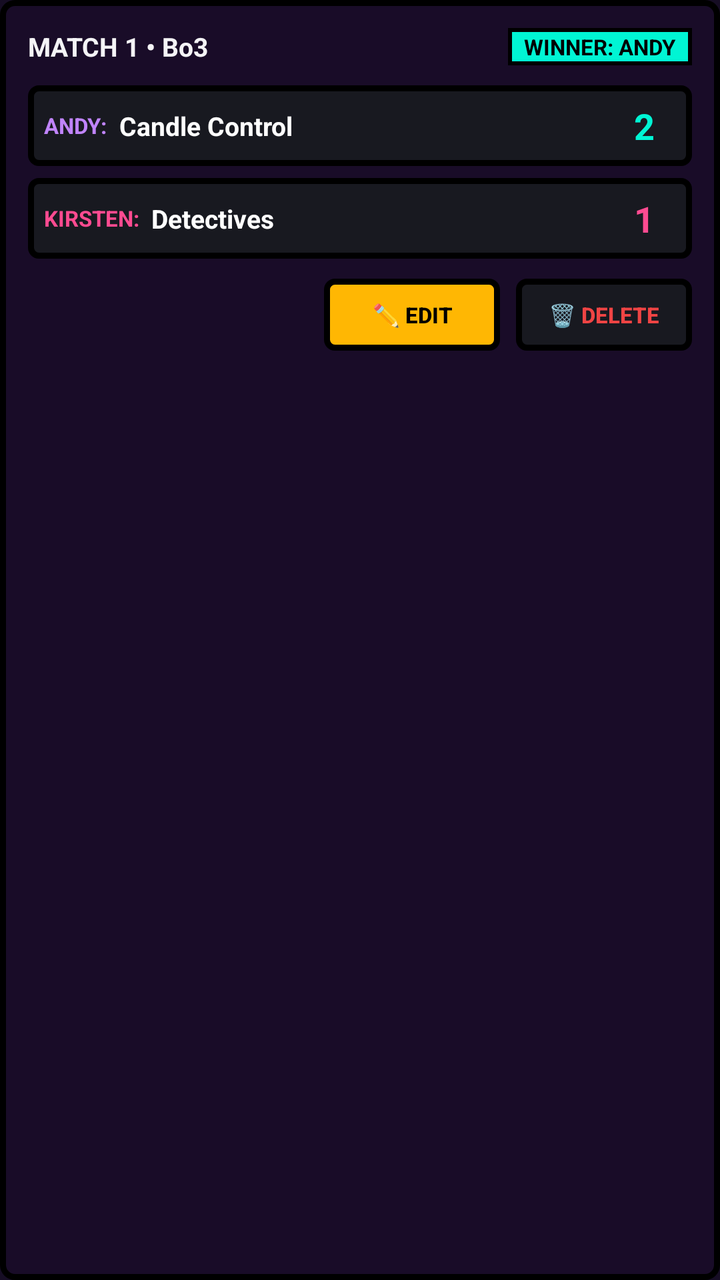
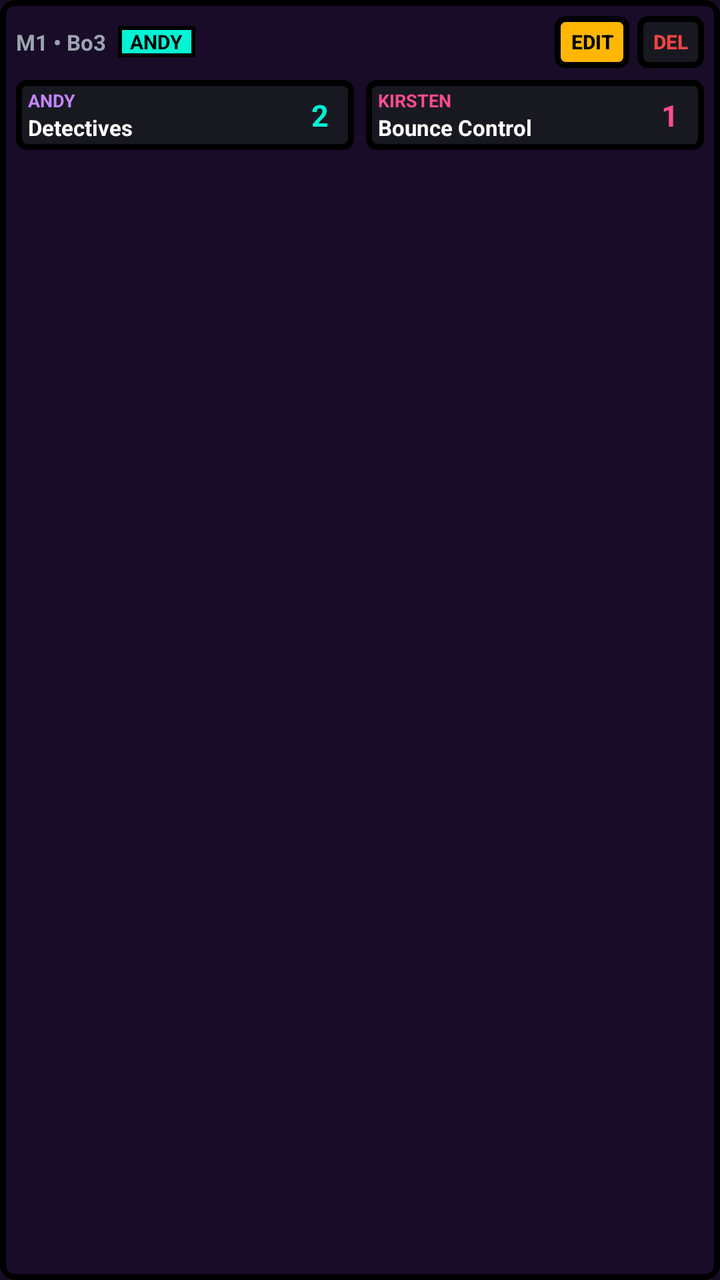

Before-and-after screenshots of an Android layout around one commit, followed by the original layout XML and the change that was made.
<!-- AndroidManifest.xml: application theme Theme.DeckTest -->
<!-- res/layout/item_match_history.xml -->
<?xml version="1.0" encoding="utf-8"?>
<LinearLayout xmlns:android="http://schemas.android.com/apk/res/android"
    android:layout_width="match_parent"
    android:layout_height="wrap_content"
    android:layout_marginBottom="12dp"
    android:background="@drawable/brutal_card_dark"
    android:orientation="vertical"
    android:padding="14dp">

    
    <LinearLayout
        android:layout_width="match_parent"
        android:layout_height="wrap_content"
        android:layout_marginBottom="10dp"
        android:gravity="center_vertical"
        android:orientation="horizontal">

        <TextView
            android:id="@+id/tv_item_match_number"
            android:layout_width="0dp"
            android:layout_height="wrap_content"
            android:layout_weight="1"
            android:text="MATCH 1 • Bo3"
            android:textColor="#F4F4F6"
            android:textSize="13sp"
            android:textStyle="bold" />

        <TextView
            android:id="@+id/tv_item_winner_badge"
            android:layout_width="wrap_content"
            android:layout_height="wrap_content"
            android:background="@drawable/brutal_tag_teal"
            android:paddingStart="8dp"
            android:paddingEnd="8dp"
            android:paddingTop="2dp"
            android:paddingBottom="2dp"
            android:text="WINNER: ANDY"
            android:textColor="#000000"
            android:textSize="11sp"
            android:textStyle="bold" />
    </LinearLayout>

    
    <LinearLayout
        android:layout_width="match_parent"
        android:layout_height="wrap_content"
        android:layout_marginBottom="10dp"
        android:orientation="vertical">

        
        <LinearLayout
            android:layout_width="match_parent"
            android:layout_height="wrap_content"
            android:layout_marginBottom="6dp"
            android:background="@drawable/brutal_btn_dark"
            android:gravity="center_vertical"
            android:orientation="horizontal"
            android:padding="8dp">

            <TextView
                android:layout_width="wrap_content"
                android:layout_height="wrap_content"
                android:layout_marginEnd="6dp"
                android:text="ANDY:"
                android:textColor="#C084FC"
                android:textSize="11sp"
                android:textStyle="bold" />

            <TextView
                android:id="@+id/tv_item_andy_deck"
                android:layout_width="0dp"
                android:layout_height="wrap_content"
                android:layout_weight="1"
                android:ellipsize="end"
                android:maxLines="1"
                android:text="Candle Control"
                android:textColor="#FFFFFF"
                android:textSize="13sp"
                android:textStyle="bold" />

            <TextView
                android:id="@+id/tv_item_andy_score"
                android:layout_width="32dp"
                android:layout_height="wrap_content"
                android:gravity="center"
                android:text="2"
                android:textColor="#00F5D4"
                android:textSize="18sp"
                android:textStyle="bold" />
        </LinearLayout>

        
        <LinearLayout
            android:layout_width="match_parent"
            android:layout_height="wrap_content"
            android:background="@drawable/brutal_btn_dark"
            android:gravity="center_vertical"
            android:orientation="horizontal"
            android:padding="8dp">

            <TextView
                android:layout_width="wrap_content"
                android:layout_height="wrap_content"
                android:layout_marginEnd="6dp"
                android:text="KIRSTEN:"
                android:textColor="#FF4B91"
                android:textSize="11sp"
                android:textStyle="bold" />

            <TextView
                android:id="@+id/tv_item_kirsten_deck"
                android:layout_width="0dp"
                android:layout_height="wrap_content"
                android:layout_weight="1"
                android:ellipsize="end"
                android:maxLines="1"
                android:text="Detectives"
                android:textColor="#FFFFFF"
                android:textSize="13sp"
                android:textStyle="bold" />

            <TextView
                android:id="@+id/tv_item_kirsten_score"
                android:layout_width="32dp"
                android:layout_height="wrap_content"
                android:gravity="center"
                android:text="1"
                android:textColor="#FF4B91"
                android:textSize="18sp"
                android:textStyle="bold" />
        </LinearLayout>
    </LinearLayout>

    
    <LinearLayout
        android:layout_width="match_parent"
        android:layout_height="wrap_content"
        android:gravity="end"
        android:orientation="horizontal">

        <Button
            android:id="@+id/btn_item_edit"
            android:layout_width="wrap_content"
            android:layout_height="36dp"
            android:layout_marginEnd="8dp"
            android:background="@drawable/brutal_btn_amber"
            android:paddingStart="12dp"
            android:paddingEnd="12dp"
            android:text="✏️ EDIT"
            android:textColor="#000000"
            android:textSize="11sp"
            android:textStyle="bold" />

        <Button
            android:id="@+id/btn_item_delete"
            android:layout_width="wrap_content"
            android:layout_height="36dp"
            android:background="@drawable/brutal_btn_dark"
            android:paddingStart="12dp"
            android:paddingEnd="12dp"
            android:text="🗑️ DELETE"
            android:textColor="#EF4444"
            android:textSize="11sp"
            android:textStyle="bold" />
    </LinearLayout>
</LinearLayout>
<!-- resources referenced by this layout -->
<resources>
  <!-- drawable brutal_btn_amber (drawable) -->
  <?xml version="1.0" encoding="utf-8"?>
  <shape xmlns:android="http://schemas.android.com/apk/res/android"
      android:shape="rectangle">
      <solid android:color="#FFB703" />
      <stroke android:width="3dp" android:color="#000000" />
      <corners android:radius="4dp" />
  </shape>
  <!-- drawable brutal_btn_dark (drawable) -->
  <?xml version="1.0" encoding="utf-8"?>
  <shape xmlns:android="http://schemas.android.com/apk/res/android"
      android:shape="rectangle">
      <solid android:color="#181920" />
      <stroke android:width="3dp" android:color="#000000" />
      <corners android:radius="4dp" />
  </shape>
  <!-- drawable brutal_card_dark (drawable) -->
  <?xml version="1.0" encoding="utf-8"?>
  <shape xmlns:android="http://schemas.android.com/apk/res/android"
      android:shape="rectangle">
      <solid android:color="#190C28" />
      <stroke android:width="3dp" android:color="#000000" />
      <corners android:radius="6dp" />
  </shape>
  <!-- drawable brutal_tag_teal (drawable) -->
  <?xml version="1.0" encoding="utf-8"?>
  <shape xmlns:android="http://schemas.android.com/apk/res/android"
      android:shape="rectangle">
      <solid android:color="#00F5D4" />
      <stroke android:width="2dp" android:color="#000000" />
      <padding android:left="8dp" android:top="2dp" android:right="8dp" android:bottom="2dp" />
  </shape>
  <style name="Theme.DeckTest" parent="@android:style/Theme.Material.NoActionBar.Fullscreen">
          <item name="android:windowBackground">#160D24</item>
          <item name="android:colorBackground">#160D24</item>
          <item name="android:textColor">#F4F4F6</item>
          <item name="android:textColorPrimary">#F4F4F6</item>
          <item name="android:textColorSecondary">#9CA3AF</item>
          <item name="android:editTextColor">#F4F4F6</item>
          <item name="android:spinnerItemStyle">@style/SpinnerItem</item>
          <item name="android:spinnerDropDownItemStyle">@style/SpinnerDropDownItem</item>
      </style>
  <style name="SpinnerItem" parent="@android:style/Widget.TextView.SpinnerItem">
          <item name="android:textColor">#F4F4F6</item>
          <item name="android:textStyle">bold</item>
          <item name="android:textSize">15sp</item>
          <item name="android:gravity">center_vertical</item>
          <item name="android:includeFontPadding">false</item>
          <item name="android:paddingLeft">4dp</item>
          <item name="android:paddingRight">4dp</item>
          <item name="android:paddingTop">0dp</item>
          <item name="android:paddingBottom">0dp</item>
      </style>
  <style name="SpinnerDropDownItem" parent="@android:style/Widget.DropDownItem.Spinner">
          <item name="android:textColor">#F4F4F6</item>
          <item name="android:textStyle">bold</item>
          <item name="android:textSize">15sp</item>
          <item name="android:gravity">center_vertical</item>
          <item name="android:background">@drawable/spinner_dropdown_selector</item>
          <item name="android:paddingLeft">16dp</item>
          <item name="android:paddingRight">16dp</item>
          <item name="android:paddingTop">12dp</item>
          <item name="android:paddingBottom">12dp</item>
      </style>
  <!-- drawable spinner_dropdown_selector (drawable) -->
  <?xml version="1.0" encoding="utf-8"?>
  <selector xmlns:android="http://schemas.android.com/apk/res/android">
      <item android:state_pressed="true">
          <shape>
              <solid android:color="#8B5CF6" />
          </shape>
      </item>
      <item>
          <shape>
              <solid android:color="#1F1133" />
          </shape>
      </item>
  </selector>
</resources>

<!-- the commit's change to res/layout/item_match_history.xml (unified diff, before → after) -->
@@ -2,27 +2,27 @@
 <LinearLayout xmlns:android="http://schemas.android.com/apk/res/android"
     android:layout_width="match_parent"
     android:layout_height="wrap_content"
-    android:layout_marginBottom="12dp"
+    android:layout_marginBottom="6dp"
     android:background="@drawable/brutal_card_dark"
     android:orientation="vertical"
-    android:padding="14dp">
+    android:padding="8dp">
 
     
     <LinearLayout
         android:layout_width="match_parent"
         android:layout_height="wrap_content"
-        android:layout_marginBottom="10dp"
+        android:layout_marginBottom="6dp"
         android:gravity="center_vertical"
         android:orientation="horizontal">
 
         <TextView
             android:id="@+id/tv_item_match_number"
-            android:layout_width="0dp"
+            android:layout_width="wrap_content"
             android:layout_height="wrap_content"
-            android:layout_weight="1"
-            android:text="MATCH 1 • Bo3"
-            android:textColor="#F4F4F6"
-            android:textSize="13sp"
+            android:layout_marginEnd="6dp"
+            android:text="M1 • Bo3"
+            android:textColor="#9CA3AF"
+            android:textSize="11sp"
             android:textStyle="bold" />
 
         <TextView
@@ -30,13 +30,47 @@
             android:layout_width="wrap_content"
             android:layout_height="wrap_content"
             android:background="@drawable/brutal_tag_teal"
+            android:paddingStart="6dp"
+            android:paddingEnd="6dp"
+            android:paddingTop="1dp"
+            android:paddingBottom="1dp"
+            android:text="ANDY"
+            android:textColor="#000000"
+            android:textSize="10sp"
+            android:textStyle="bold" />
+
+        <View
+            android:layout_width="0dp"
+            android:layout_height="1dp"
+            android:layout_weight="1" />
+
+        <Button
+            android:id="@+id/btn_item_edit"
+            android:layout_width="wrap_content"
+            android:layout_height="26dp"
+            android:minWidth="0dp"
+            android:minHeight="0dp"
+            android:layout_marginEnd="4dp"
+            android:background="@drawable/brutal_btn_amber"
             android:paddingStart="8dp"
             android:paddingEnd="8dp"
-            android:paddingTop="2dp"
-            android:paddingBottom="2dp"
-            android:text="WINNER: ANDY"
+            android:text="EDIT"
             android:textColor="#000000"
-            android:textSize="11sp"
+            android:textSize="10sp"
+            android:textStyle="bold" />
+
+        <Button
+            android:id="@+id/btn_item_delete"
+            android:layout_width="wrap_content"
+            android:layout_height="26dp"
+            android:minWidth="0dp"
+            android:minHeight="0dp"
+            android:background="@drawable/brutal_btn_dark"
+            android:paddingStart="8dp"
+            android:paddingEnd="8dp"
+            android:text="DEL"
+            android:textColor="#EF4444"
+            android:textSize="10sp"
             android:textStyle="bold" />
     </LinearLayout>
 
@@ -44,123 +78,108 @@
     <LinearLayout
         android:layout_width="match_parent"
         android:layout_height="wrap_content"
-        android:layout_marginBottom="10dp"
-        android:orientation="vertical">
+        android:orientation="horizontal">
 
         
         <LinearLayout
-            android:layout_width="match_parent"
+            android:layout_width="0dp"
             android:layout_height="wrap_content"
-            android:layout_marginBottom="6dp"
+            android:layout_weight="1"
+            android:layout_marginEnd="3dp"
             android:background="@drawable/brutal_btn_dark"
             android:gravity="center_vertical"
             android:orientation="horizontal"
-            android:padding="8dp">
+            android:paddingStart="6dp"
+            android:paddingEnd="6dp"
+            android:paddingTop="4dp"
+            android:paddingBottom="4dp">
 
-            <TextView
-                android:layout_width="wrap_content"
-                android:layout_height="wrap_content"
-                android:layout_marginEnd="6dp"
-                android:text="ANDY:"
-                android:textColor="#C084FC"
-                android:textSize="11sp"
-                android:textStyle="bold" />
-
-            <TextView
-                android:id="@+id/tv_item_andy_deck"
+            <LinearLayout
                 android:layout_width="0dp"
                 android:layout_height="wrap_content"
                 android:layout_weight="1"
-                android:ellipsize="end"
-                android:maxLines="1"
-                android:text="Candle Control"
-                android:textColor="#FFFFFF"
-                android:textSize="13sp"
-                android:textStyle="bold" />
+                android:orientation="vertical">
+
+                <TextView
+                    android:layout_width="wrap_content"
+                    android:layout_height="wrap_content"
+                    android:text="ANDY"
+                    android:textColor="#C084FC"
+                    android:textSize="9sp"
+                    android:textStyle="bold" />
+
+                <TextView
+                    android:id="@+id/tv_item_andy_deck"
+                    android:layout_width="match_parent"
+                    android:layout_height="wrap_content"
+                    android:ellipsize="end"
+                    android:maxLines="1"
+                    android:text="Detectives"
+                    android:textColor="#FFFFFF"
+                    android:textSize="11sp"
+                    android:textStyle="bold" />
+            </LinearLayout>
 
             <TextView
                 android:id="@+id/tv_item_andy_score"
-                android:layout_width="32dp"
+                android:layout_width="22dp"
                 android:layout_height="wrap_content"
                 android:gravity="center"
                 android:text="2"
                 android:textColor="#00F5D4"
-                android:textSize="18sp"
+                android:textSize="15sp"
                 android:textStyle="bold" />
         </LinearLayout>
 
         
         <LinearLayout
-            android:layout_width="match_parent"
+            android:layout_width="0dp"
             android:layout_height="wrap_content"
+            android:layout_weight="1"
+            android:layout_marginStart="3dp"
             android:background="@drawable/brutal_btn_dark"
             android:gravity="center_vertical"
             android:orientation="horizontal"
-            android:padding="8dp">
+            android:paddingStart="6dp"
+            android:paddingEnd="6dp"
+            android:paddingTop="4dp"
+            android:paddingBottom="4dp">
 
-            <TextView
-                android:layout_width="wrap_content"
-                android:layout_height="wrap_content"
-                android:layout_marginEnd="6dp"
-                android:text="KIRSTEN:"
-                android:textColor="#FF4B91"
-                android:textSize="11sp"
-                android:textStyle="bold" />
-
-            <TextView
-                android:id="@+id/tv_item_kirsten_deck"
+            <LinearLayout
                 android:layout_width="0dp"
                 android:layout_height="wrap_content"
                 android:layout_weight="1"
-                android:ellipsize="end"
-                android:maxLines="1"
-                android:text="Detectives"
-                android:textColor="#FFFFFF"
-                android:textSize="13sp"
-                android:textStyle="bold" />
+                android:orientation="vertical">
+
+                <TextView
+                    android:layout_width="wrap_content"
+                    android:layout_height="wrap_content"
+                    android:text="KIRSTEN"
+                    android:textColor="#FF4B91"
+                    android:textSize="9sp"
+                    android:textStyle="bold" />
+
+                <TextView
+                    android:id="@+id/tv_item_kirsten_deck"
+                    android:layout_width="match_parent"
+                    android:layout_height="wrap_content"
+                    android:ellipsize="end"
+                    android:maxLines="1"
+                    android:text="Bounce Control"
+                    android:textColor="#FFFFFF"
+                    android:textSize="11sp"
+                    android:textStyle="bold" />
+            </LinearLayout>
 
             <TextView
                 android:id="@+id/tv_item_kirsten_score"
-                android:layout_width="32dp"
+                android:layout_width="22dp"
                 android:layout_height="wrap_content"
                 android:gravity="center"
                 android:text="1"
                 android:textColor="#FF4B91"
-                android:textSize="18sp"
+                android:textSize="15sp"
                 android:textStyle="bold" />
         </LinearLayout>
     </LinearLayout>
-
-    
-    <LinearLayout
-        android:layout_width="match_parent"
-        android:layout_height="wrap_content"
-        android:gravity="end"
-        android:orientation="horizontal">
-
-        <Button
-            android:id="@+id/btn_item_edit"
-            android:layout_width="wrap_content"
-            android:layout_height="36dp"
-            android:layout_marginEnd="8dp"
-            android:background="@drawable/brutal_btn_amber"
-            android:paddingStart="12dp"
-            android:paddingEnd="12dp"
-            android:text="✏️ EDIT"
-            android:textColor="#000000"
-            android:textSize="11sp"
-            android:textStyle="bold" />
-
-        <Button
-            android:id="@+id/btn_item_delete"
-            android:layout_width="wrap_content"
-            android:layout_height="36dp"
-            android:background="@drawable/brutal_btn_dark"
-            android:paddingStart="12dp"
-            android:paddingEnd="12dp"
-            android:text="🗑️ DELETE"
-            android:textColor="#EF4444"
-            android:textSize="11sp"
-            android:textStyle="bold" />
-    </LinearLayout>
 </LinearLayout>
